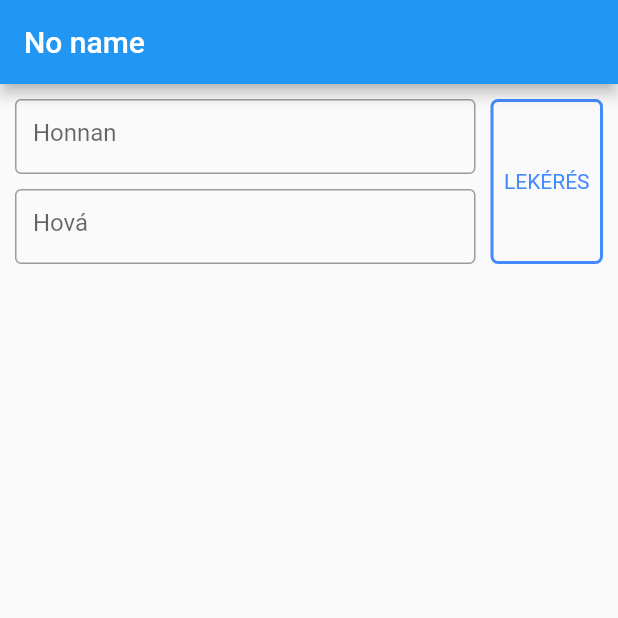
After one commit to makkaibalazs2/menetrendek, a Flutter app: the FramePage screen opened directly, on a phone screen of 412 x 824 dp, the top half of it. The commit adds this screen. Run offline on Flutter 3.47's test engine with Material 2 defaults, Android fonts, the phone set to English and light mode, and no system bars; our stand-ins replace flutter_feather_icons.

Commit message:
refactor, refactor, refactor, ui

```diff
--- a/lib/model/travel_route.dart
+++ b/lib/model/travel_route.dart
@@ -17,6 +17,8 @@ class TravelRoute {
     int transferCount = json["atszallasok_szama"] ?? 0;
     List<String> transfers = [];
 
+    //Ezt valahogy meg lehet szebben is for sure. nem kell if,
+    //ha null akkor majd átiratjuk ures listara
     if (json["atszallasinfok"]["1"] != null) {
       (json["atszallasinfok"] as Map<String, dynamic>).forEach((i, json) {
         if (int.parse(i) > 0) {
--- /dev/null
+++ b/lib/ui/frame.dart
@@ -0,0 +1,22 @@
+import 'package:flutter/material.dart';
+import 'package:menetrend/ui/page/route/page.dart';
+
+class FramePage extends StatefulWidget {
+  final String title;
+  FramePage({this.title = "No name"});
+
+  @override
+  _FramePageState createState() => _FramePageState();
+}
+
+class _FramePageState extends State<FramePage> {
+  @override
+  Widget build(BuildContext context) {
+    return Scaffold(
+      appBar: AppBar(
+        title: Text(widget.title),
+      ),
+      body: RoutePage(),
+    );
+  }
+}
--- /dev/null
+++ b/lib/ui/page/route/page.dart
@@ -0,0 +1,120 @@
+import 'package:flutter/material.dart';
+import 'package:menetrend/api.dart';
+import 'package:menetrend/model/travel_route.dart';
+import 'package:menetrend/ui/page/route/tile.dart';
+
+class RoutePage extends StatefulWidget {
+  @override
+  _RoutePageState createState() => _RoutePageState();
+}
+
+class _RoutePageState extends State<RoutePage> {
+  List<TravelRoute> routes = [];
+  bool _loading = false;
+  final _fromController = TextEditingController();
+  final _toController = TextEditingController();
+  @override
+  void initState() {
+    super.initState();
+  }
+
+  void dispose() {
+    _fromController.dispose();
+    _toController.dispose();
+    super.dispose();
+  }
+
+  _refresh() async {
+    setState(() {
+      routes = [];
+      _loading = true;
+    });
+
+    routes = await Api.getRoutes(_fromController.text, _toController.text,
+        DateTime.now(), TravelType.any);
+
+    setState(() {
+      _loading = false;
+    });
+  }
+
+  @override
+  Widget build(BuildContext context) {
+    return SingleChildScrollView(
+      child: Padding(
+        padding: EdgeInsets.all(10),
+        child: Column(
+          mainAxisSize: MainAxisSize.max,
+          mainAxisAlignment: MainAxisAlignment.center,
+          children: <Widget>[
+            Container(
+              margin: EdgeInsets.only(bottom: 10),
+              child: Row(
+                children: [
+                  Expanded(
+                    child: Column(
+                      children: [
+                        Container(
+                          height: 50,
+                          child: TextField(
+                            decoration: InputDecoration(
+                              hintText: "Honnan",
+                              border: OutlineInputBorder(),
+                            ),
+                            controller: _fromController,
+                          ),
+                        ),
+                        Container(
+                          margin: EdgeInsets.only(top: 10),
+                          height: 50,
+                          child: TextField(
+                            decoration: InputDecoration(
+                              hintText: "Hová",
+                              border: OutlineInputBorder(),
+                            ),
+                            controller: _toController,
+                          ),
+                        ),
+                      ],
+                    ),
+                  ),
+                  Container(
+                    margin: EdgeInsets.only(left: 10),
+                    decoration: BoxDecoration(
+                      borderRadius: BorderRadius.all(Radius.circular(5)),
+                      border: Border.all(
+                        color: Colors.blueAccent,
+                        width: 2,
+                      ),
+                    ),
+                    width: 75,
+                    height: 110,
+                    child: InkWell(
+                      child: Center(
+                        child: Text(
+                          "LEKÉRÉS",
+                          style: TextStyle(color: Colors.blueAccent),
+                        ),
+                      ),
+                      onTap: () async {
+                        _refresh();
+                      },
+                    ),
+                  )
+                ],
+              ),
+            ),
+            !_loading
+                //TODO: üres listánál üzenet
+                ? Column(
+                    children: routes.map((route) => InfoTile(route)).toList(),
+                  )
+                : Padding(
+                    padding: EdgeInsets.only(top: 40),
+                    child: CircularProgressIndicator()),
+          ],
+        ),
+      ),
+    );
+  }
+}
--- a/lib/ui/page/route/routetile.dart
+++ b/lib/ui/page/route/tile.dart
@@ -1,7 +1,7 @@
 import "package:flutter/material.dart";
 import 'package:menetrend/model/travel_route.dart';
 import 'package:menetrend/ui/infochip.dart';
-import 'package:menetrend/ui/page/route/routeview.dart';
+import 'package:menetrend/ui/page/route/route.dart';
 
 class InfoTile extends StatelessWidget {
   final TravelRoute route;
@@ -11,7 +11,7 @@ class InfoTile extends StatelessWidget {
     print(route.transferCount.toString());
     return GestureDetector(
       child: Container(
-        margin: EdgeInsets.symmetric(vertical: 3, horizontal: 5),
+        margin: EdgeInsets.symmetric(vertical: 3, horizontal: 0),
         padding: EdgeInsets.symmetric(vertical: 5, horizontal: 3),
         decoration: BoxDecoration(
           borderRadius: BorderRadius.all(Radius.circular(10)),
@@ -52,6 +52,7 @@ class InfoTile extends StatelessWidget {
       onTap: () {
         showModalBottomSheet(
           context: context,
+          backgroundColor: Colors.transparent,
           builder: (BuildContext context) => RouteView(route),
         );
       },
```
Also changed, not shown: lib/main.dart (+3 -100 lines), lib/ui/bottomcard.dart (deleted, +0 -20 lines), lib/ui/page/route/route.dart (added, +49 -0 lines), lib/ui/page/route/routeview.dart (deleted, +0 -18 lines).
